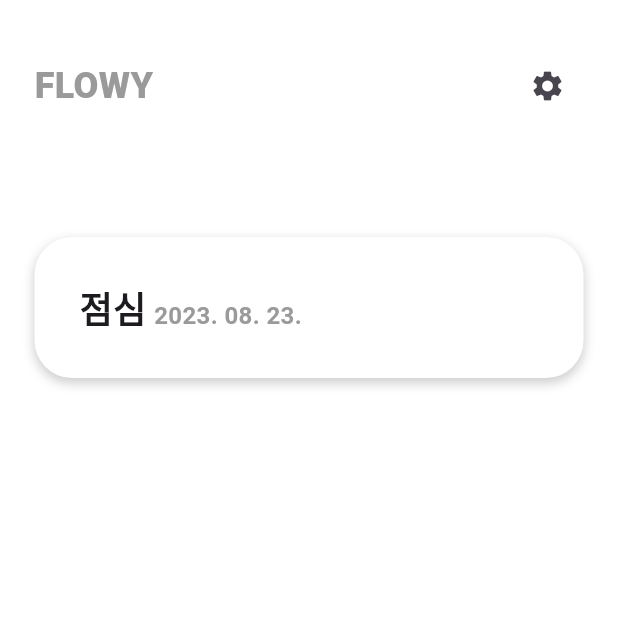
After one commit to hooss-only/flowy, a Flutter app: the MainScreen screen opened directly, after a tap on the "settings" icon, on a phone screen of 412 x 824 dp, the top half of it. The commit adds this screen. Run offline on Flutter 3.47's test engine with Material 3 defaults, Android fonts, the light colour scheme and no system bars; our stand-ins replace shared_preferences; accounts and stored records are empty; Roboto replaces fonts that are missing (Pretendard).

Commit message:
main screen re-design

```diff
--- /dev/null
+++ b/lib/screens/main_screen.dart
@@ -0,0 +1,113 @@
+import 'package:flutter/material.dart';
+import 'package:shared_preferences/shared_preferences.dart';
+
+class MainScreen extends StatefulWidget {
+  const MainScreen({super.key});
+
+  @override
+  State<MainScreen> createState() => _MainScreenState();
+}
+
+class _MainScreenState extends State<MainScreen> {
+  late SharedPreferences preferences;
+  String? username = 'XX';
+  String? classnumber = '2';
+  String? grade = '1';
+
+  Future<void> initPref() async {
+    preferences = await SharedPreferences.getInstance();
+
+    if (preferences.containsKey('username')) {
+      username = preferences.getString('username');
+    }
+
+    if (preferences.containsKey('grade')) {
+      grade = preferences.getString('grade');
+    }
+
+    if (preferences.containsKey('class')) {
+      classnumber = preferences.getString('class');
+    }
+  }
+
+  @override
+  void initState() {
+    super.initState();
+
+    initPref();
+  }
+
+  @override
+  Widget build(BuildContext context) {
+    return Scaffold(
+      body: Container(
+        color: Colors.white,
+        padding: const EdgeInsets.symmetric(vertical: 33, horizontal: 23),
+        child: Column(
+          mainAxisAlignment: MainAxisAlignment.start,
+          crossAxisAlignment: CrossAxisAlignment.start,
+          children: [
+            Row(
+              mainAxisAlignment: MainAxisAlignment.spaceBetween,
+              children: [
+                const Text(
+                  "FLOWY",
+                  style: TextStyle(
+                    color: Color(0xFF9a9a9a),
+                    fontFamily: 'Pretendard',
+                    fontWeight: FontWeight.w900,
+                    fontSize: 24,
+                  ),
+                ),
+                IconButton(onPressed: () {}, icon: const Icon(Icons.settings))
+              ],
+            ),
+            const SizedBox(
+              height: 77,
+            ),
+            Container(
+              padding: const EdgeInsets.all(30),
+              decoration: BoxDecoration(
+                color: Colors.white,
+                boxShadow: [
+                  BoxShadow(
+                    color: Colors.black.withOpacity(0.2),
+                    blurRadius: 6,
+                    offset: const Offset(0, 3),
+                  ),
+                ],
+                borderRadius: BorderRadius.circular(25),
+              ),
+              child: const Column(
+                children: [
+                  Row(
+                    crossAxisAlignment: CrossAxisAlignment.end,
+                    children: [
+                      Text(
+                        '점심',
+                        style: TextStyle(
+                          fontSize: 24,
+                          fontFamily: 'Pretendard',
+                          fontWeight: FontWeight.w700,
+                        ),
+                      ),
+                      SizedBox(width: 5),
+                      Text(
+                        '2023. 08. 23.',
+                        style: TextStyle(
+                            fontFamily: 'Pretendard',
+                            fontSize: 16,
+                            fontWeight: FontWeight.w700,
+                            color: Color(0xFF9a9a9a)),
+                      ),
+                    ],
+                  )
+                ],
+              ),
+            )
+          ],
+        ),
+      ),
+    );
+  }
+}
--- a/lib/screens/signup/signup1_screen.dart
+++ b/lib/screens/signup/signup1_screen.dart
@@ -59,7 +59,7 @@ class _Signup1ScreenState extends State<Signup1Screen> {
               child: Column(
                 children: [
                   TextField(
-                    controller: classController,
+                    controller: gradeController,
                     cursorColor: Colors.grey,
                     decoration: const InputDecoration(
                       labelText: '학년',
@@ -80,7 +80,7 @@ class _Signup1ScreenState extends State<Signup1Screen> {
                     height: 68,
                   ),
                   TextField(
-                    controller: gradeController,
+                    controller: classController,
                     cursorColor: Colors.grey,
                     decoration: const InputDecoration(
                       labelText: '반',
--- a/lib/screens/splash_screen.dart
+++ b/lib/screens/splash_screen.dart
@@ -1,3 +1,4 @@
+import 'package:flowy/screens/main_screen.dart';
 import 'package:flowy/screens/signup/signup1_screen.dart';
 import 'package:flowy/widgets/gradient_text.dart';
 import 'package:flutter/material.dart';
@@ -36,17 +37,21 @@ class _SplashScreenState extends State<SplashScreen> {
 
       if (!preferences.containsKey('sign up')) {
         Navigator.push(context,
-            MaterialPageRoute(builder: (context) => (const Signup1Screen())));
+            MaterialPageRoute(builder: (context) => const Signup1Screen()));
       }
 
       if (signup != null) {
         if (!signup) {
           Navigator.push(context,
-              MaterialPageRoute(builder: (context) => (const Signup1Screen())));
+              MaterialPageRoute(builder: (context) => const Signup1Screen()));
+        } else {
+          // Navigator.push(context,
+          //     MaterialPageRoute(builder: (context) => const MainScreen()));
+          runApp(const MaterialApp(home: MainScreen()));
         }
       } else {
         Navigator.push(context,
-            MaterialPageRoute(builder: (context) => (const Signup1Screen())));
+            MaterialPageRoute(builder: (context) => const Signup1Screen()));
       }
 
       Navigator.pop(context);
```
